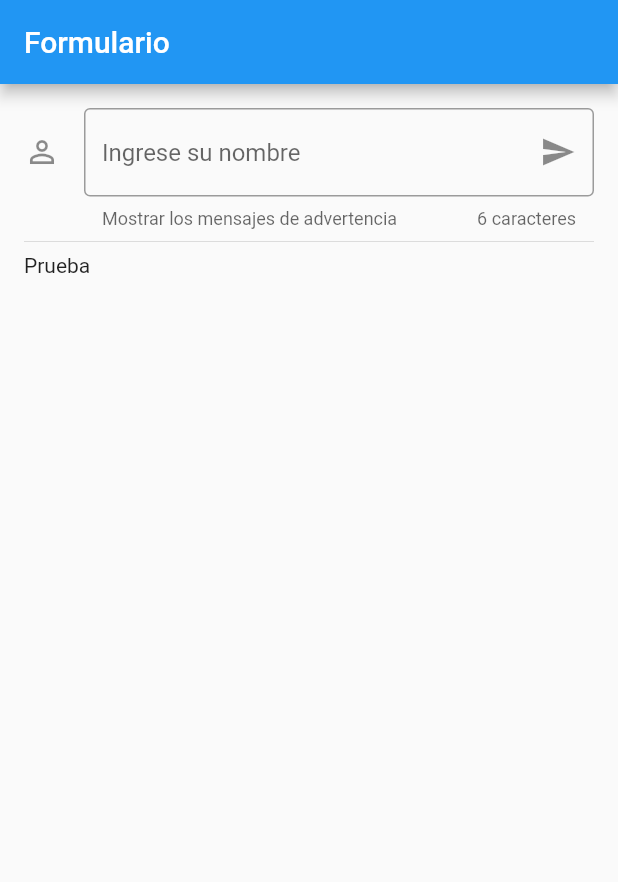
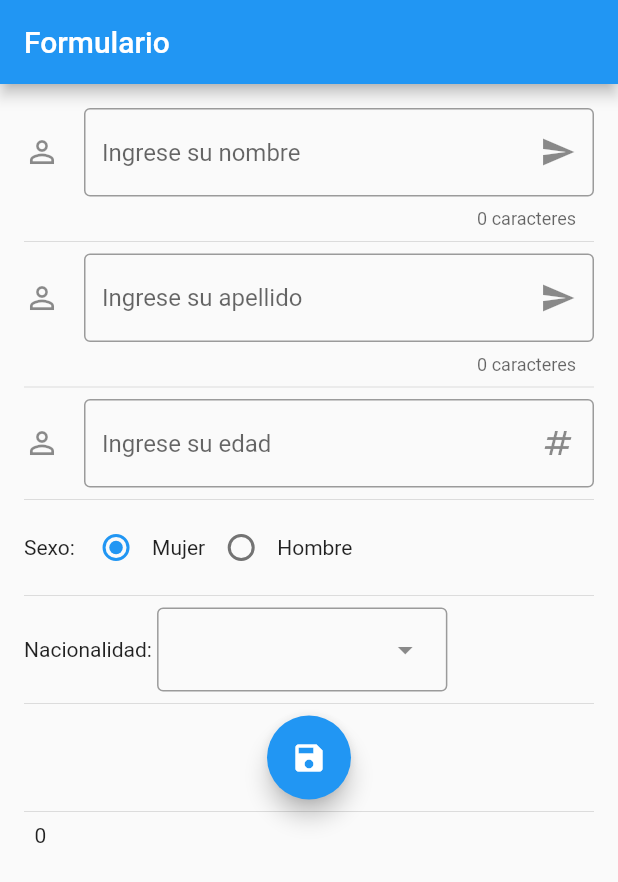
Before and after one commit to PrograMovil-1310/flutter_form_basic, a Flutter app: the screen it shows after launch, on a phone screen of 412 x 824 dp. Shown: the top 882 px of the screen. Run offline on Flutter 3.47's test engine with Material 2 defaults, Android fonts, the phone set to English and light mode, and no system bars.

Commit message:
input number, radio boton y lista desplegable

```diff
--- a/lib/src/form.dart
+++ b/lib/src/form.dart
@@ -7,7 +7,21 @@ class FormBasico extends StatefulWidget {
 }
 
 class _FormBasico extends State<FormBasico> {
-  String nombreUsuario = "Prueba";
+  String nombreUsuario = "";
+  String apellidoUsuario = "";
+  int edadUsuario = 0;
+  bool sexoUsuario = false;
+
+  final List<DropdownMenuEntry<String>> _listPais = [
+    DropdownMenuEntry<String>(
+      label: "Estados Unidos",
+      value: 'EEUU',
+    ),
+    DropdownMenuEntry<String>(
+      label: "Honduras",
+      value: 'HN',
+    ),
+  ];
   @override
   build(BuildContext context) {
     return Scaffold(
@@ -24,13 +38,72 @@ class _FormBasico extends State<FormBasico> {
                           icon: const Icon(Icons.person_outline),
                           suffixIcon: const Icon(Icons.send),
                           border: const OutlineInputBorder(),
-                          helperText: 'Mostrar los mensajes de advertencia',
                           counterText: '${nombreUsuario.length} caracteres'),
                       onChanged: (input) =>
                           setState(() => nombreUsuario = input),
                     ),
                     const Divider(),
-                    Text(nombreUsuario),
+                    TextFormField(
+                      decoration: InputDecoration(
+                          hintText: "Ingrese su apellido",
+                          icon: const Icon(Icons.person_outline),
+                          suffixIcon: const Icon(Icons.send),
+                          border: const OutlineInputBorder(),
+                          counterText: '${apellidoUsuario.length} caracteres'),
+                      onChanged: (input) =>
+                          setState(() => apellidoUsuario = input),
+                    ),
+                    const Divider(),
+                    TextFormField(
+                        decoration: const InputDecoration(
+                          hintText: "Ingrese su edad",
+                          icon: Icon(Icons.person_outline),
+                          suffixIcon: Icon(Icons.numbers),
+                          border: OutlineInputBorder(),
+                        ),
+                        keyboardType: TextInputType.number,
+                        inputFormatters: [
+                          FilteringTextInputFormatter.digitsOnly
+                        ],
+                        onChanged: (input) => setState(
+                              () => edadUsuario = int.parse(input),
+                            )),
+                    const Divider(),
+                    Row(
+                      children: [
+                        const Text("Sexo: "),
+                        Radio(
+                            toggleable: true,
+                            value: 0,
+                            groupValue: edadUsuario,
+                            onChanged: (input) =>
+                                setState(() => input == 0 ? false : true)),
+                        const Text("Mujer"),
+                        Radio(
+                            toggleable: true,
+                            value: 1,
+                            groupValue: edadUsuario,
+                            onChanged: (input) => setState(
+                                () => sexoUsuario = input == 0 ? false : true)),
+                        const Text("Hombre")
+                      ],
+                    ),
+                    const Divider(),
+                    Row(children: [
+                      const Text("Nacionalidad: "),
+                      DropdownMenu(dropdownMenuEntries: _listPais),
+                    ]),
+                    const Divider(),
+                    Row(mainAxisAlignment: MainAxisAlignment.center, children: [
+                      FloatingActionButton(
+                          child: const Icon(Icons.save),
+                          onPressed: () => {
+                                print(
+                                    "${nombreUsuario} ${apellidoUsuario} ${edadUsuario}")
+                              })
+                    ]),
+                    Divider(),
+                    Text("${nombreUsuario} ${apellidoUsuario} ${edadUsuario}")
                   ])),
         ));
   }
```
Also changed, not shown: 1 other file.
